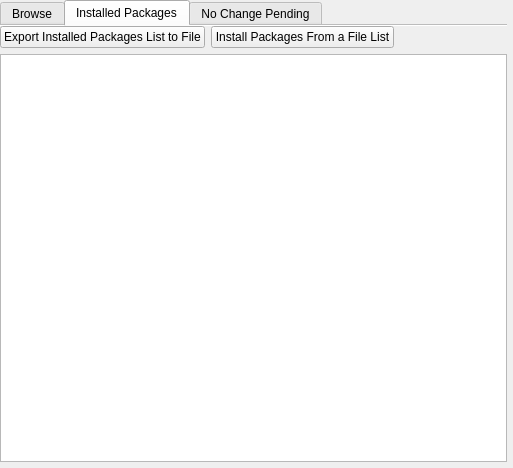
The window that AddRm/AddRmKCM.ui (KDE/apper) describes before a commit, drawn with Qt 5.
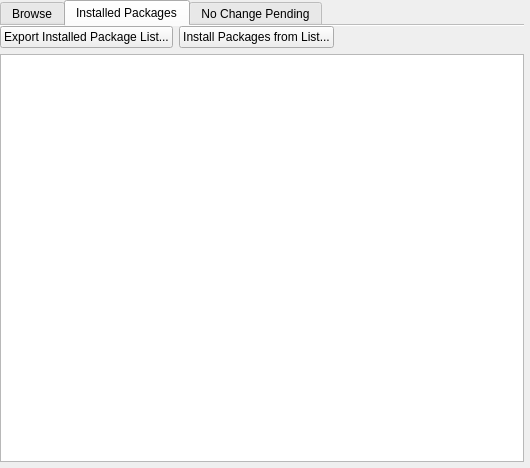
The same window after the commit. The open tabs and pages were chosen to show the change. Custom widgets are drawn as their Qt base class.

Commit message: Feature: Save installed packages to a catalog file.

```diff
--- a/AddRm/AddRmKCM.ui
+++ b/AddRm/AddRmKCM.ui
@@ -6,7 +6,7 @@
    <rect>
     <x>0</x>
     <y>0</y>
-    <width>513</width>
+    <width>530</width>
     <height>468</height>
    </rect>
   </property>
@@ -208,14 +208,14 @@
        <item row="0" column="0">
         <widget class="QPushButton" name="exportInstalledPB">
          <property name="text">
-          <string>Export Installed Packages List to File</string>
+          <string>Export Installed Package List...</string>
          </property>
         </widget>
        </item>
        <item row="0" column="1">
         <widget class="QPushButton" name="importInstalledPB">
          <property name="text">
-          <string>Install Packages From a File List</string>
+          <string>Install Packages from List...</string>
          </property>
         </widget>
        </item>
```
The commit also changes 7 other files.
